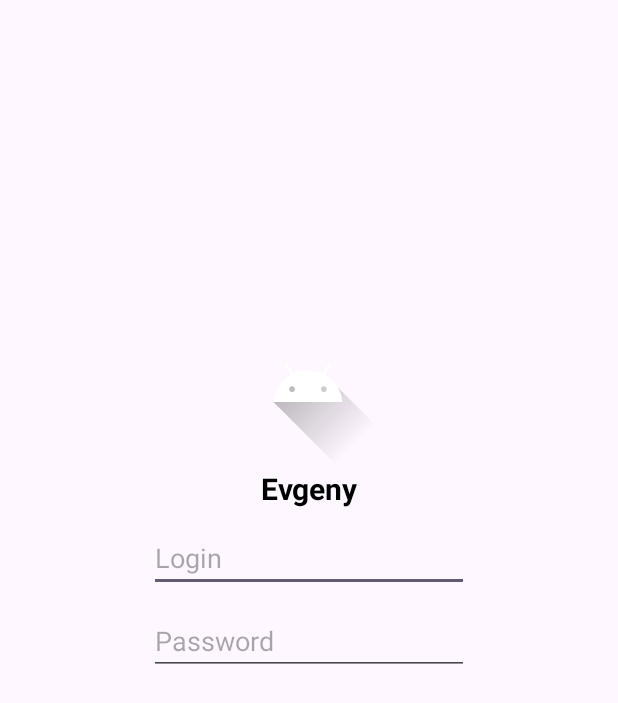
After one commit to fffgladevg/retrofitTest, an Android app: the layout fragment_login.xml on its own in the app's theme, with its tools: preview values and no code run, on a phone screen of 412 x 824 dp. The commit adds this screen. Shown: the top 703 px of the screen. Run offline under Robolectric (Android 15) with nearby library versions, the phone set to English and light mode, and no system bars.

Commit message:
viewModel plus xml plus fragment

```diff
--- a/app/build.gradle.kts
+++ b/app/build.gradle.kts
@@ -52,6 +52,8 @@ dependencies {
     implementation("androidx.appcompat:appcompat:1.6.1")
     implementation("com.google.android.material:material:1.11.0")
     implementation("androidx.constraintlayout:constraintlayout:2.1.4")
+    implementation("androidx.navigation:navigation-fragment-ktx:2.5.3")
+    implementation("androidx.navigation:navigation-ui-ktx:2.5.3")
     testImplementation("junit:junit:4.13.2")
     androidTestImplementation("androidx.test.ext:junit:1.1.5")
     androidTestImplementation("androidx.test.espresso:espresso-core:3.5.1")
--- a/app/src/main/AndroidManifest.xml
+++ b/app/src/main/AndroidManifest.xml
@@ -1,7 +1,8 @@
 <?xml version="1.0" encoding="utf-8"?>
 <manifest xmlns:android="http://schemas.android.com/apk/res/android"
     xmlns:tools="http://schemas.android.com/tools">
-    <uses-permission android:name="android.permission.INTERNET"/>
+
+    <uses-permission android:name="android.permission.INTERNET" />
 
     <application
         android:allowBackup="true"
@@ -14,7 +15,7 @@
         android:theme="@style/Theme.RetrofitLesson"
         tools:targetApi="31">
         <activity
-            android:name=".MainActivity"
+            android:name=".BaseActivity"
             android:exported="true">
             <intent-filter>
                 <action android:name="android.intent.action.MAIN" />
--- /dev/null
+++ b/app/src/main/res/layout/fragment_login.xml
@@ -0,0 +1,67 @@
+<?xml version="1.0" encoding="utf-8"?>
+<androidx.constraintlayout.widget.ConstraintLayout xmlns:android="http://schemas.android.com/apk/res/android"
+    xmlns:app="http://schemas.android.com/apk/res-auto"
+    xmlns:tools="http://schemas.android.com/tools"
+    android:layout_width="match_parent"
+    android:layout_height="match_parent"
+    tools:context=".LoginFragment">
+
+        <TextView
+            android:id="@+id/name"
+            android:layout_width="wrap_content"
+            android:layout_height="wrap_content"
+            android:text="Evgeny"
+            android:textColor="#000000"
+            android:textSize="20sp"
+            android:textStyle="bold"
+            app:layout_constraintEnd_toEndOf="parent"
+            app:layout_constraintStart_toStartOf="parent"
+            app:layout_constraintTop_toBottomOf="@+id/imageView" />
+
+        <Button
+            android:id="@+id/bNext"
+            android:layout_width="0dp"
+            android:layout_height="wrap_content"
+            android:layout_marginStart="5dp"
+            android:layout_marginEnd="5dp"
+            android:text="@string/next"
+            android:visibility="gone"
+            app:layout_constraintBottom_toBottomOf="parent"
+            app:layout_constraintEnd_toEndOf="parent"
+            app:layout_constraintStart_toStartOf="parent" />
+
+        <ImageView
+            android:id="@+id/imageView"
+            android:layout_width="wrap_content"
+            android:layout_height="wrap_content"
+            android:layout_marginTop="204dp"
+            android:src="@drawable/ic_launcher_foreground"
+            app:layout_constraintEnd_toEndOf="parent"
+            app:layout_constraintHorizontal_bias="0.498"
+            app:layout_constraintStart_toStartOf="parent"
+            app:layout_constraintTop_toTopOf="parent" />
+
+        <EditText
+            android:id="@+id/login"
+            android:layout_width="wrap_content"
+            android:layout_height="wrap_content"
+            android:layout_marginTop="10dp"
+            android:ems="10"
+            android:hint="Login"
+            android:inputType="textPersonName"
+            app:layout_constraintEnd_toEndOf="parent"
+            app:layout_constraintStart_toStartOf="parent"
+            app:layout_constraintTop_toBottomOf="@+id/name" />
+
+        <EditText
+            android:id="@+id/password"
+            android:layout_width="wrap_content"
+            android:layout_height="wrap_content"
+            android:layout_marginTop="10dp"
+            android:ems="10"
+            android:hint="Password"
+            android:inputType="textPassword"
+            app:layout_constraintEnd_toEndOf="parent"
+            app:layout_constraintStart_toStartOf="parent"
+            app:layout_constraintTop_toBottomOf="@+id/login" />
+    </androidx.constraintlayout.widget.ConstraintLayout>
--- /dev/null
+++ b/app/src/main/res/values-land/dimens.xml
@@ -0,0 +1,3 @@
+<resources>
+    <dimen name="fab_margin">48dp</dimen>
+</resources>
--- /dev/null
+++ b/app/src/main/res/values-v23/themes.xml
@@ -0,0 +1,9 @@
+<resources xmlns:tools="http://schemas.android.com/tools">
+
+    <style name="Theme.RetrofitLesson" parent="Base.Theme.RetrofitLesson">
+        <!-- Transparent system bars for edge-to-edge. -->
+        <item name="android:navigationBarColor">@android:color/transparent</item>
+        <item name="android:statusBarColor">@android:color/transparent</item>
+        <item name="android:windowLightStatusBar">?attr/isLightTheme</item>
+    </style>
+</resources>
--- /dev/null
+++ b/app/src/main/res/values-w1240dp/dimens.xml
@@ -0,0 +1,3 @@
+<resources>
+    <dimen name="fab_margin">200dp</dimen>
+</resources>
--- /dev/null
+++ b/app/src/main/res/values-w600dp/dimens.xml
@@ -0,0 +1,3 @@
+<resources>
+    <dimen name="fab_margin">48dp</dimen>
+</resources>
--- /dev/null
+++ b/app/src/main/res/values/dimens.xml
@@ -0,0 +1,3 @@
+<resources>
+    <dimen name="fab_margin">16dp</dimen>
+</resources>
```
Also changed, not shown: app/src/main/java/com/example/retrofitlesson/BaseActivity.kt (added, +16 -0 lines), app/src/main/java/com/example/retrofitlesson/LoginFragment.kt (added, +36 -0 lines), app/src/main/java/com/example/retrofitlesson/LoginViewModel.kt (added, +8 -0 lines), app/src/main/java/com/example/retrofitlesson/ProductsFragment.kt (added, +34 -0 lines), app/src/main/res/layout/content_base.xml (added, +19 -0 lines), app/src/main/res/layout/fragment_products.xml (added, +18 -0 lines), app/src/main/res/navigation/nav_graph.xml (added, +21 -0 lines), app/src/main/res/values/strings.xml (+43 -0 lines).
